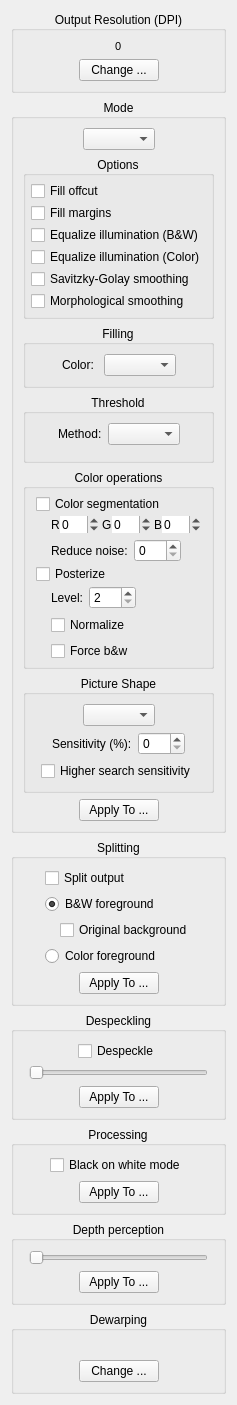
This is filters/output/ui/OutputOptionsWidget.ui in 4lex4/scantailor-advanced as Qt 5 draws it before an edit. The edited form follows.
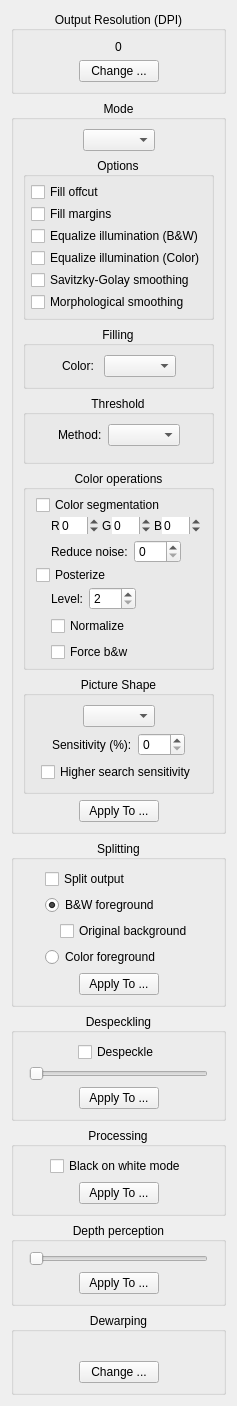
This is the edited form. Custom widgets are drawn as their Qt base class.

Commit message: ~ [UI] Fix font of the DPI and Otsu adjustment labels.

The edit to the form file:
```diff
--- a/filters/output/ui/OutputOptionsWidget.ui
+++ b/filters/output/ui/OutputOptionsWidget.ui
@@ -49,13 +49,6 @@
         </item>
         <item>
          <widget class="QLabel" name="dpiLabel">
-          <property name="font">
-           <font>
-            <pointsize>8</pointsize>
-            <weight>50</weight>
-            <bold>false</bold>
-           </font>
-          </property>
           <property name="frameShape">
            <enum>QFrame::NoFrame</enum>
           </property>
```
The commit also changes 2 other files.
